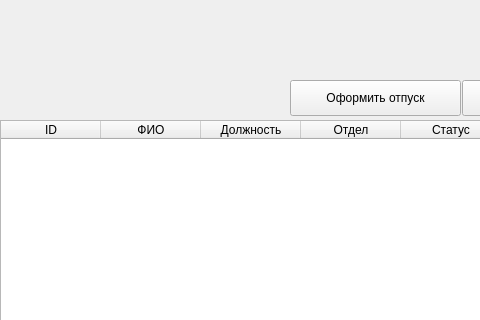
Old version of the form hrwindow.ui in the repository egor17026/course_work; both pictures show x 0 to 480 and y 0 to 320 of the 925 by 525 pixel window.
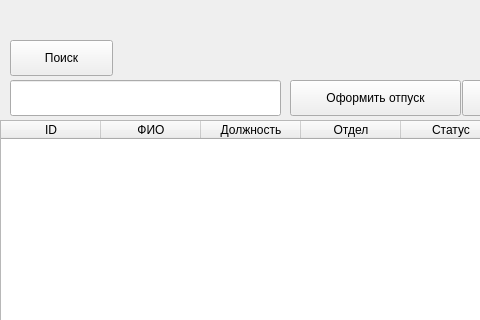
New version of the form.

Commit message: У кадровика появилось разделительное окно, поиск, история приказов и учет табеля

What changed in the file:
```diff
--- a/hrwindow.ui
+++ b/hrwindow.ui
@@ -100,6 +100,29 @@
     <string>Оформить отпуск</string>
    </property>
   </widget>
+  <widget class="QLineEdit" name="line_search">
+   <property name="geometry">
+    <rect>
+     <x>10</x>
+     <y>80</y>
+     <width>271</width>
+     <height>36</height>
+    </rect>
+   </property>
+  </widget>
+  <widget class="QPushButton" name="btn_search">
+   <property name="geometry">
+    <rect>
+     <x>10</x>
+     <y>40</y>
+     <width>103</width>
+     <height>36</height>
+    </rect>
+   </property>
+   <property name="text">
+    <string>Поиск</string>
+   </property>
+  </widget>
  </widget>
  <resources/>
  <connections/>
```
The commit also changes 15 other files.
